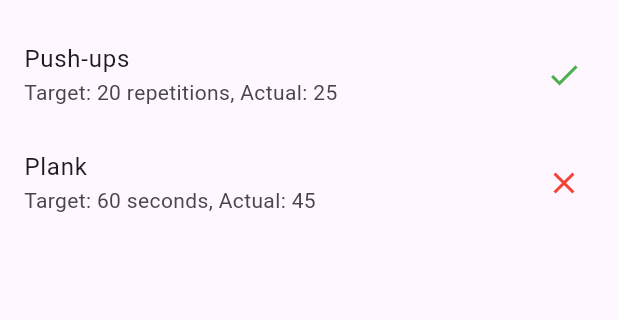
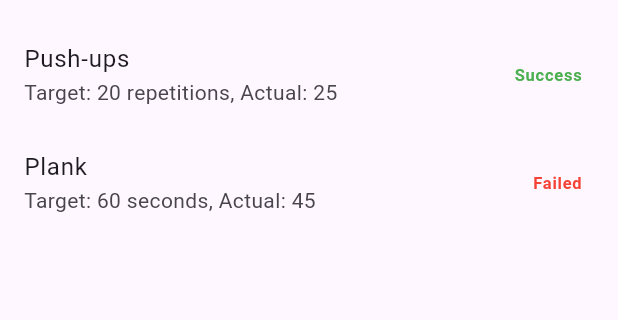
Before and after one commit to manishchalla/workout_history_app, a Flutter app: the screen it shows after launch, after a tap on an icon or button, on a phone screen of 412 x 824 dp, the part 63-383 px from its top. Run offline on Flutter 3.47's test engine with Material 3 defaults, Android fonts, the phone set to English and light mode, and no system bars.

Commit message:
added success or failed text

```diff
--- a/lib/pages/workout_details_page.dart
+++ b/lib/pages/workout_details_page.dart
@@ -19,9 +19,12 @@ class WorkoutDetailsPage extends StatelessWidget {
           return ListTile(
             title: Text(result.exercise.name),
             subtitle: Text('Target: ${result.exercise.targetOutput} ${result.exercise.unit}, Actual: ${result.actualOutput}'),
-            trailing: Icon(
-              result.isSuccessful ? Icons.check : Icons.close,
-              color: result.isSuccessful ? Colors.green : Colors.red,
+            trailing: Text(
+              result.isSuccessful ? 'Success' : 'Failed', // Use text instead of icons
+              style: TextStyle(
+                color: result.isSuccessful ? Colors.green : Colors.red, // Change text color based on success
+                fontWeight: FontWeight.bold, // Make the text bold
+              ),
             ),
           );
         },
```
